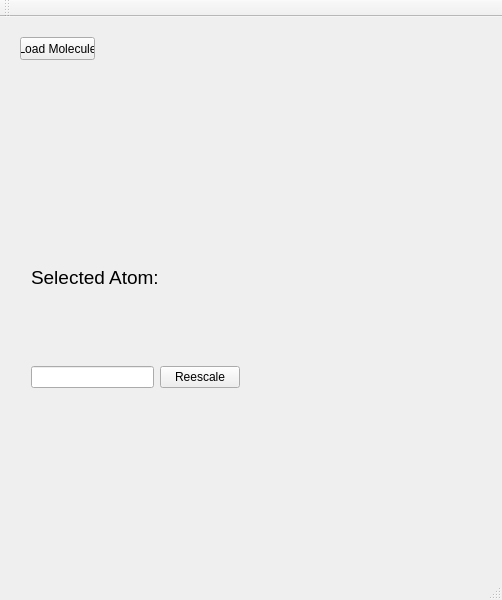
This is mainwindow.ui in vultor33/StereoisomerIdentification as Qt 5 draws it before an edit. The edited form follows.
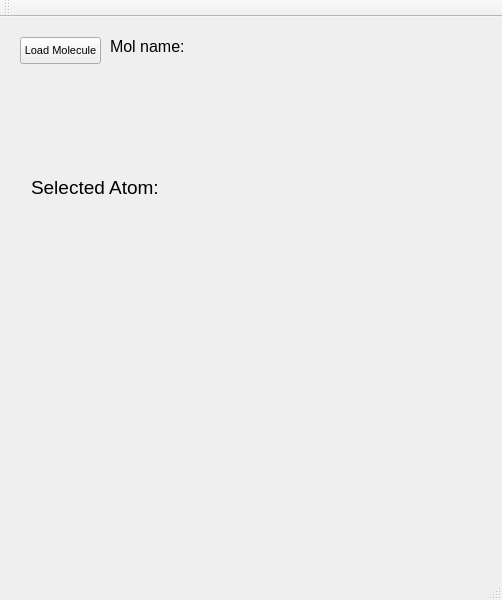
This is the edited form.

The edit to the form file:
```diff
--- a/mainwindow.ui
+++ b/mainwindow.ui
@@ -18,7 +18,7 @@
     <property name="geometry">
      <rect>
       <x>20</x>
-      <y>220</y>
+      <y>130</y>
       <width>311</width>
       <height>80</height>
      </rect>
@@ -50,41 +50,60 @@
      </item>
     </layout>
    </widget>
-   <widget class="QWidget" name="horizontalLayoutWidget_3">
-    <property name="geometry">
-     <rect>
-      <x>20</x>
-      <y>320</y>
-      <width>231</width>
-      <height>80</height>
-     </rect>
-    </property>
-    <layout class="QHBoxLayout" name="horizontalLayout_3">
-     <item>
-      <widget class="QLineEdit" name="lineReescale"/>
-     </item>
-     <item>
-      <widget class="QPushButton" name="buttonReescale">
-       <property name="text">
-        <string>Reescale</string>
-       </property>
-      </widget>
-     </item>
-    </layout>
-   </widget>
    <widget class="QPushButton" name="buttonLoadMolecule">
     <property name="geometry">
      <rect>
       <x>20</x>
       <y>20</y>
-      <width>75</width>
-      <height>23</height>
+      <width>81</width>
+      <height>27</height>
      </rect>
     </property>
+    <property name="font">
+     <font>
+      <pointsize>8</pointsize>
+     </font>
+    </property>
     <property name="text">
      <string>Load Molecule</string>
     </property>
    </widget>
+   <widget class="QLabel" name="molNameLabel">
+    <property name="geometry">
+     <rect>
+      <x>110</x>
+      <y>10</y>
+      <width>81</width>
+      <height>39</height>
+     </rect>
+    </property>
+    <property name="font">
+     <font>
+      <pointsize>12</pointsize>
+     </font>
+    </property>
+    <property name="text">
+     <string>Mol name:</string>
+    </property>
+   </widget>
+   <widget class="QLabel" name="molName">
+    <property name="geometry">
+     <rect>
+      <x>190</x>
+      <y>10</y>
+      <width>291</width>
+      <height>39</height>
+     </rect>
+    </property>
+    <property name="font">
+     <font>
+      <pointsize>12</pointsize>
+     </font>
+    </property>
+    <property name="text">
+     <string/>
+    </property>
+   </widget>
   </widget>
   <widget class="QMenuBar" name="menuBar">
    <property name="geometry">
```
